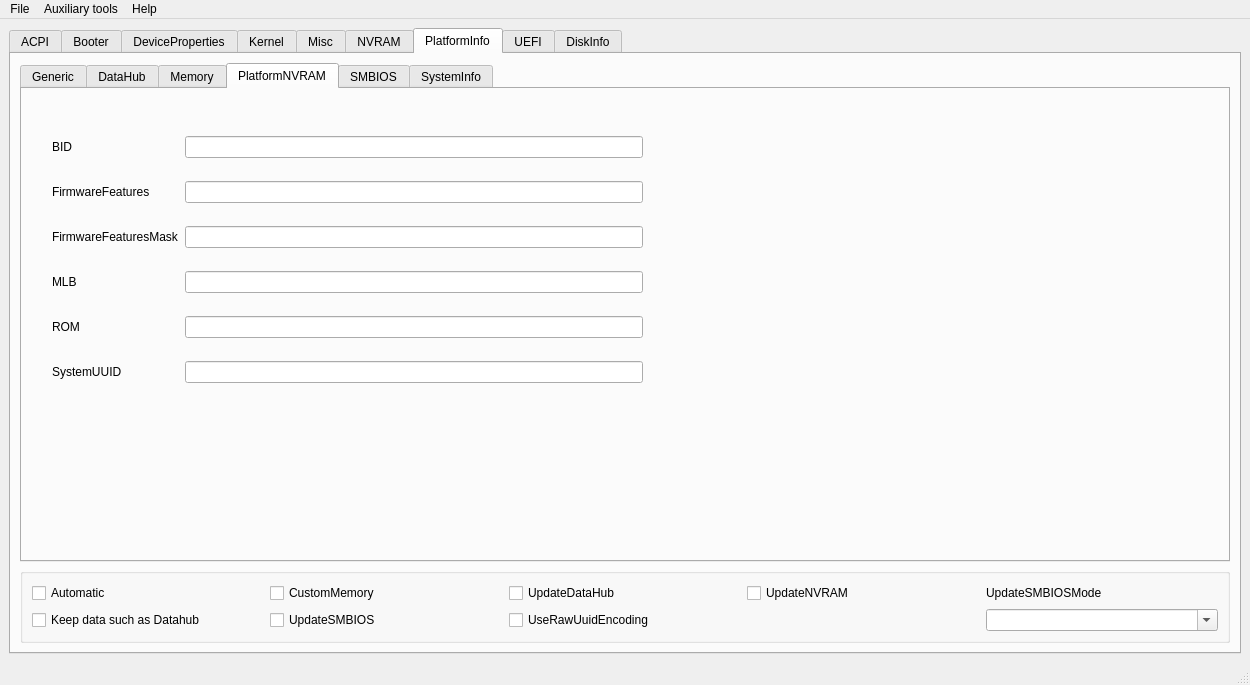
This is mainwindow.ui in ic005k/OCAuxiliaryTools as Qt 5 draws it before an edit. The edited form follows.
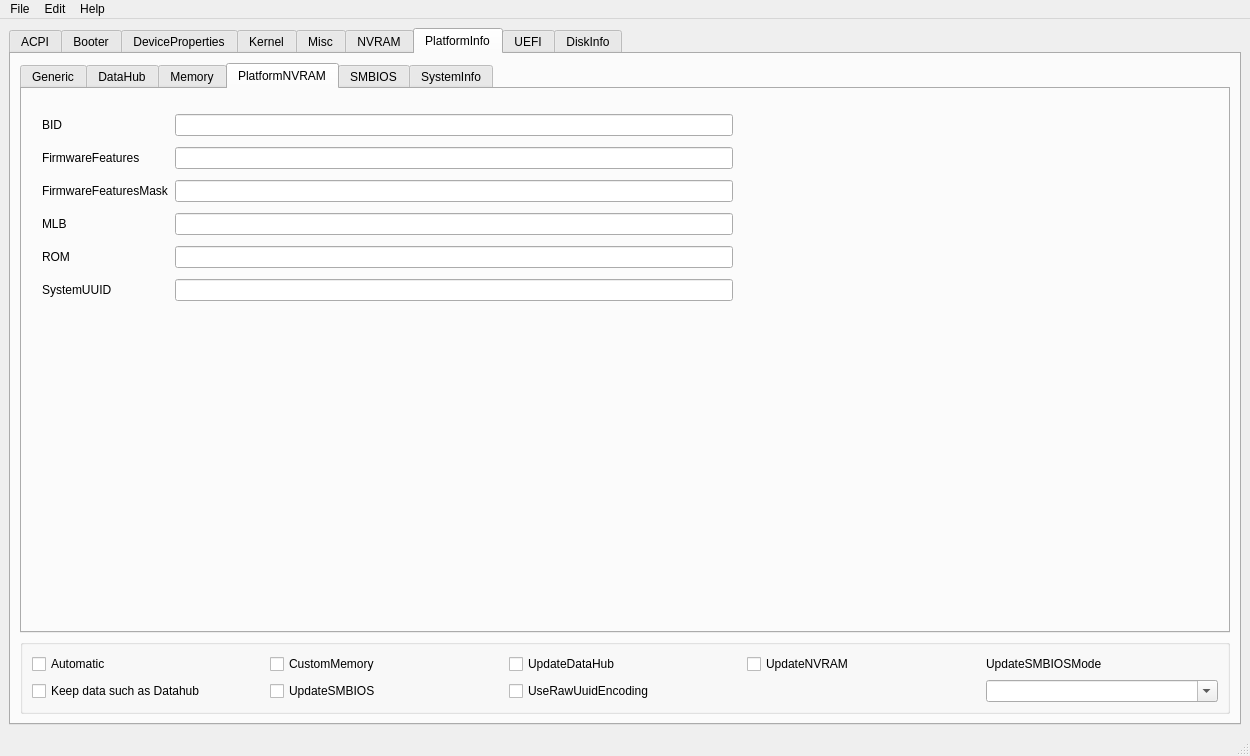
This is the edited form. The open tabs and pages were chosen to show the change. Icons and pictures are not drawn.

```diff
--- a/mainwindow.ui
+++ b/mainwindow.ui
@@ -7,7 +7,7 @@
     <x>0</x>
     <y>0</y>
     <width>1250</width>
-    <height>685</height>
+    <height>756</height>
    </rect>
   </property>
   <property name="windowTitle">
@@ -4941,18 +4941,25 @@
            <attribute name="title">
             <string>PlatformNVRAM</string>
            </attribute>
-           <widget class="QWidget" name="gridLayoutWidget_6">
+           <widget class="QWidget" name="layoutWidget">
             <property name="geometry">
              <rect>
-              <x>30</x>
-              <y>30</y>
-              <width>591</width>
-              <height>281</height>
+              <x>20</x>
+              <y>20</y>
+              <width>691</width>
+              <height>197</height>
              </rect>
             </property>
             <layout class="QGridLayout" name="gridLayout_40">
              <item row="0" column="1">
-              <widget class="QLineEdit" name="editBID"/>
+              <widget class="QLineEdit" name="editBID">
+               <property name="minimumSize">
+                <size>
+                 <width>500</width>
+                 <height>0</height>
+                </size>
+               </property>
+              </widget>
              </item>
              <item row="1" column="0">
               <widget class="QLabel" name="label_61">
@@ -7122,7 +7129,7 @@
    </widget>
    <widget class="QMenu" name="menuTools">
     <property name="title">
-     <string>Auxiliary tools</string>
+     <string>Edit</string>
     </property>
     <addaction name="btnMountEsp"/>
     <addaction name="btnOcvalidate"/>
```
Left out of the diff: 499 changed lines with no effect on the pictures.
